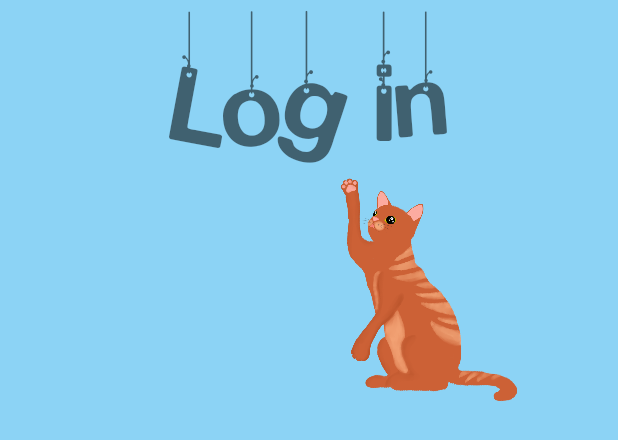
After one commit to soniadeca28/APlaceForPaws, an Android app: the layout login_page.xml on its own in the app's theme, with its tools: preview values and no code run, on a phone screen of 412 x 824 dp. The commit adds this screen. Shown: the top 440 px of the screen. Run offline under Robolectric (Android 15) with nearby library versions, the phone set to English and light mode, and no system bars.

Commit message:
Added login title and logo

```diff
--- /dev/null
+++ b/app/src/main/java/com/example/aplaceforpaws/LoginPage.java
@@ -0,0 +1,4 @@
+package com.example.aplaceforpaws;
+
+public class LoginPage {
+}
--- /dev/null
+++ b/app/src/main/res/layout/login_page.xml
@@ -0,0 +1,35 @@
+<?xml version="1.0" encoding="utf-8"?>
+<androidx.constraintlayout.widget.ConstraintLayout xmlns:android="http://schemas.android.com/apk/res/android"
+    xmlns:app="http://schemas.android.com/apk/res-auto"
+    android:id="@+id/loginPage"
+    android:background="@color/babyblue"
+    android:layout_width="match_parent"
+    android:layout_height="match_parent">
+
+    <TextView
+        android:id="@+id/textView"
+        android:layout_width="355dp"
+        android:layout_height="106dp"
+        android:fontFamily="@font/hang"
+        android:text="@string/loginText"
+        android:textAlignment="center"
+        android:textSize="80sp"
+        app:layout_constraintBottom_toBottomOf="parent"
+        app:layout_constraintEnd_toEndOf="parent"
+        app:layout_constraintStart_toStartOf="parent"
+        app:layout_constraintTop_toTopOf="parent"
+        app:layout_constraintVertical_bias="0.008" />
+
+    <ImageView
+        android:id="@+id/imageView"
+        android:layout_width="277dp"
+        android:layout_height="216dp"
+        android:contentDescription="@string/login"
+        app:layout_constraintBottom_toBottomOf="parent"
+        app:layout_constraintEnd_toEndOf="parent"
+        app:layout_constraintHorizontal_bias="0.88"
+        app:layout_constraintStart_toStartOf="parent"
+        app:layout_constraintTop_toTopOf="parent"
+        app:layout_constraintVertical_bias="0.122"
+        app:srcCompat="@drawable/kitty" />
+</androidx.constraintlayout.widget.ConstraintLayout>
--- a/app/src/main/res/values/strings.xml
+++ b/app/src/main/res/values/strings.xml
@@ -1,10 +1,12 @@
 <resources>
     <string name="app_id">APlaceForPaws</string>
+    <string name="app_name">A place for paws</string>
     <string name="imageDescription">This is the App logo</string>
     <string name="login">Log in</string>
     <string name="register">Register</string>
     <string name="visitor">Visitor</string>
     <string name="welcome_text">Welcome to</string>
     <string name="underline">----------------------</string>
-    <string name="app_name">A place for paws</string>
+    <string name="loginText">Log in</string>
+
 </resources>
```
Also changed, not shown: app/src/main/res/drawable/kitty.png (added).
